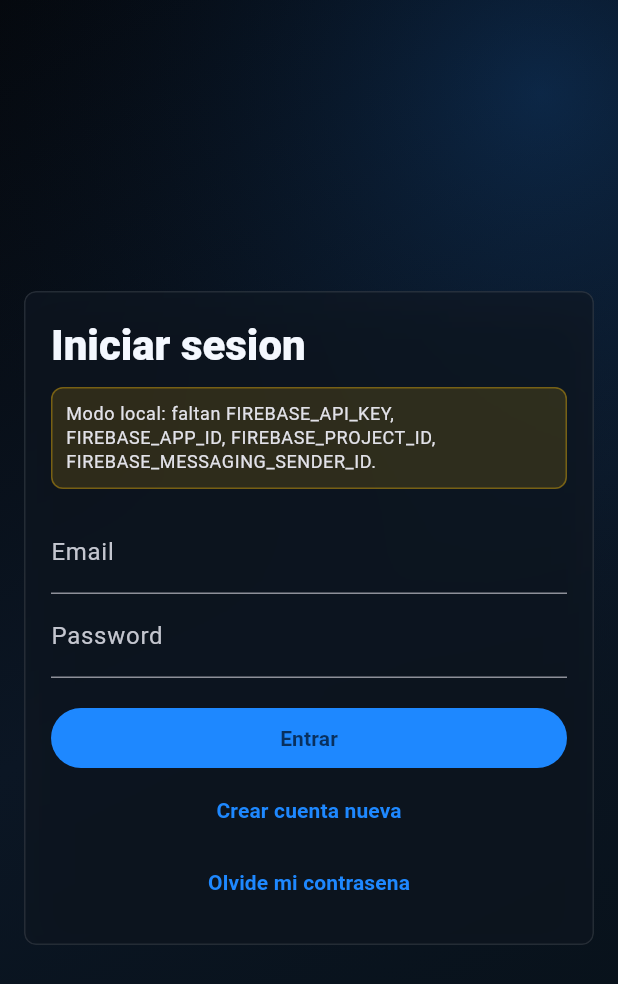
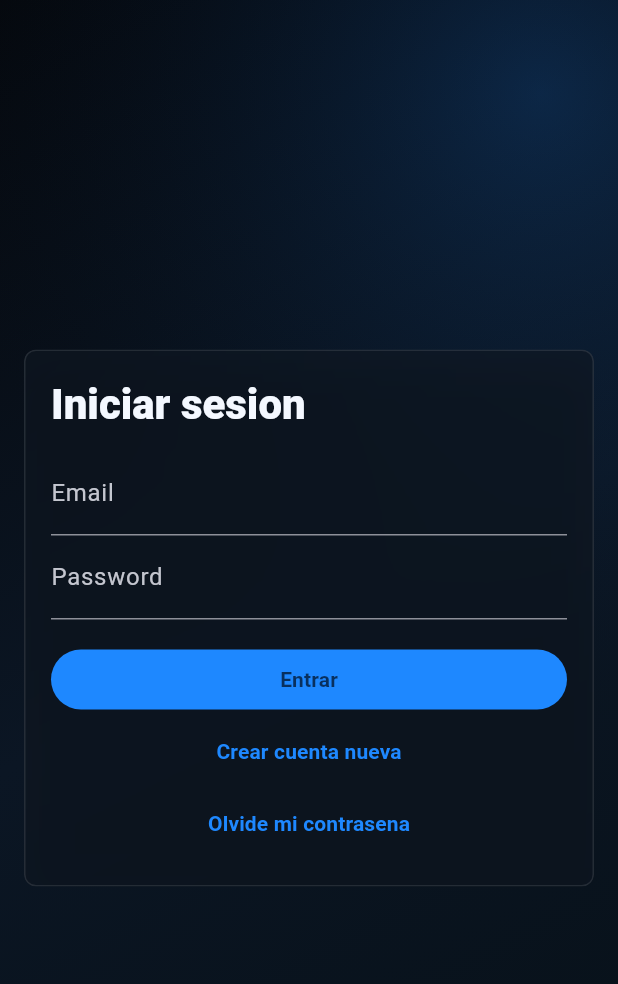
Before and after one commit to spartanmine360ism-afk/auradrones-ia, a Flutter app: the screen it shows after launch, on a phone screen of 412 x 824 dp. Shown: the top 984 px of the screen. Run offline on Flutter 3.47's test engine with Material 3 defaults, Android fonts, the light colour scheme and no system bars; our stand-ins replace cloud_firestore, firebase_auth, firebase_core, flutter_riverpod, geocoding, geolocator and 2 more; accounts and stored records are empty.

Commit message:
Fix Firebase Gemini KP Weather

```diff
--- a/lib/core/constants/app_constants.dart
+++ b/lib/core/constants/app_constants.dart
@@ -1,41 +1,26 @@
 class AppConstants {
   const AppConstants._();
 
+  /// Nombre de la aplicación
   static const appName = 'Aura Drones IA';
-  static const openAiApiKey = String.fromEnvironment('OPENAI_API_KEY');
-  static const openAiModel = String.fromEnvironment(
-    'OPENAI_MODEL',
-    defaultValue: 'gpt-4o-mini',
-  );
-  static const weatherApiKey = String.fromEnvironment('WEATHER_API_KEY');
-  static const googleMapsApiKey = String.fromEnvironment('GOOGLE_MAPS_API_KEY');
-  static const firebaseApiKey = String.fromEnvironment('FIREBASE_API_KEY');
-  static const firebaseAppId = String.fromEnvironment('FIREBASE_APP_ID');
-  static const firebaseMessagingSenderId = String.fromEnvironment(
-    'FIREBASE_MESSAGING_SENDER_ID',
-  );
-  static const firebaseProjectId = String.fromEnvironment(
-    'FIREBASE_PROJECT_ID',
-  );
-  static const firebaseAuthDomain = String.fromEnvironment(
-    'FIREBASE_AUTH_DOMAIN',
-  );
-  static const firebaseStorageBucket = String.fromEnvironment(
-    'FIREBASE_STORAGE_BUCKET',
+
+  /// Google Gemini
+  static const geminiApiKey = String.fromEnvironment(
+    'GEMINI_API_KEY',
   );
 
-  static bool get hasFirebaseConfig =>
-      firebaseApiKey.isNotEmpty &&
-      firebaseAppId.isNotEmpty &&
-      firebaseProjectId.isNotEmpty &&
-      firebaseMessagingSenderId.isNotEmpty;
+  static const geminiModel = String.fromEnvironment(
+    'GEMINI_MODEL',
+    defaultValue: 'gemini-2.5-flash',
+  );
 
-  static List<String> get missingFirebaseConfigKeys {
-    return [
-      if (firebaseApiKey.isEmpty) 'FIREBASE_API_KEY',
-      if (firebaseAppId.isEmpty) 'FIREBASE_APP_ID',
-      if (firebaseProjectId.isEmpty) 'FIREBASE_PROJECT_ID',
-      if (firebaseMessagingSenderId.isEmpty) 'FIREBASE_MESSAGING_SENDER_ID',
-    ];
-  }
+  /// OpenWeather
+  static const weatherApiKey = String.fromEnvironment(
+    'WEATHER_API_KEY',
+  );
+
+  /// Google Maps
+  static const googleMapsApiKey = String.fromEnvironment(
+    'GOOGLE_MAPS_API_KEY',
+  );
 }
--- a/lib/core/services/firebase_bootstrap.dart
+++ b/lib/core/services/firebase_bootstrap.dart
@@ -2,7 +2,6 @@ import 'package:firebase_core/firebase_core.dart';
 import 'package:flutter/foundation.dart';
 
 import '../../firebase_options.dart';
-import '../constants/app_constants.dart';
 
 class FirebaseBootstrap {
   const FirebaseBootstrap._();
@@ -10,26 +9,35 @@ class FirebaseBootstrap {
   static bool initialized = false;
   static Object? initializationError;
 
-  static bool get configured => DefaultFirebaseOptions.isConfigured;
-  static bool get localMode => !configured;
-  static bool get failed =>
-      configured && !initialized && initializationError != null;
+  static bool get configured => true;
+
+  static bool get localMode => false;
+
+  static bool get failed => initializationError != null;
+
   static String? get failureMessage => initializationError?.toString();
-  static String get localModeMessage =>
-      'Modo local: faltan ${AppConstants.missingFirebaseConfigKeys.join(', ')}.';
+
+  static String get localModeMessage => '';
 
   static Future<void> initialize() async {
-    if (!configured) return;
+    if (initialized) return;
+
     try {
       await Firebase.initializeApp(
         options: DefaultFirebaseOptions.currentPlatform,
       );
+
       initialized = true;
       initializationError = null;
-    } catch (error) {
+
+      debugPrint('✅ Firebase inicializado correctamente');
+    } catch (error, stackTrace) {
       initialized = false;
       initializationError = error;
-      debugPrint('Firebase disabled: $error');
+
+      debugPrint('❌ Error inicializando Firebase');
+      debugPrint(error.toString());
+      debugPrint(stackTrace.toString());
     }
   }
 }
```
Also changed, not shown: lib/core/services/openai_service.dart (+64 -43 lines), firebase.json (added), lib/firebase_options.dart, 3 other files.
